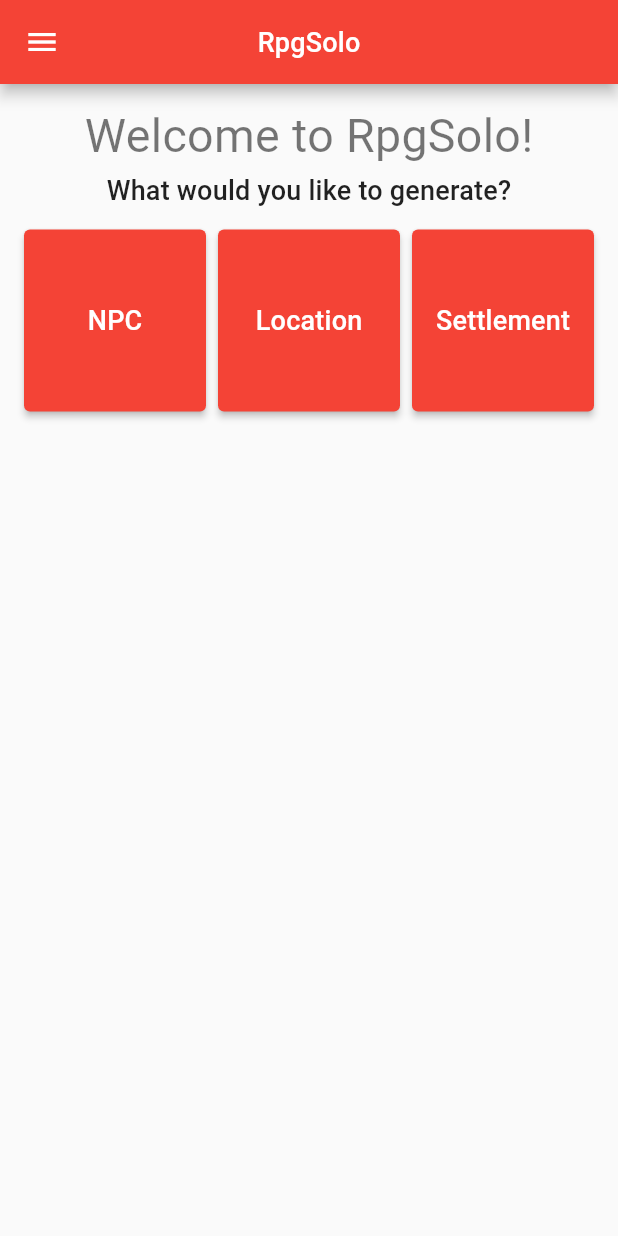
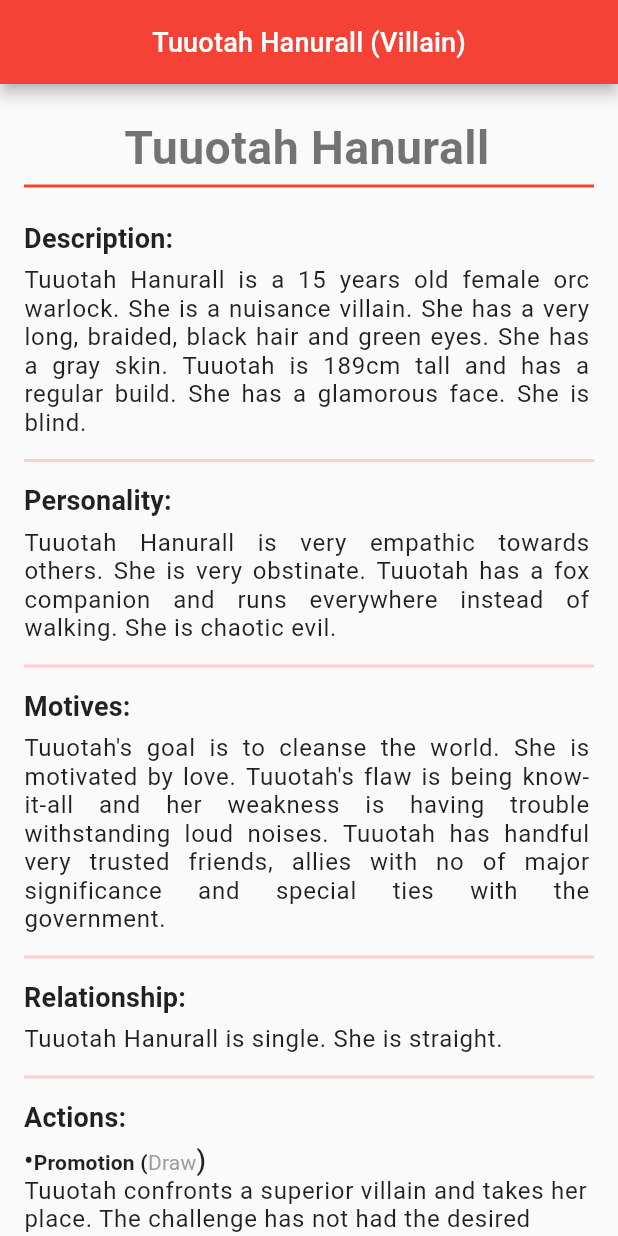
Before and after one commit to ItayElf/RpgSolo, a Flutter app: the screen it shows after launch, on a phone screen of 412 x 824 dp. Run offline on Flutter 3.47's test engine with Material 2 defaults, Android fonts, the phone set to English and light mode, and no system bars; our stand-ins replace google_fonts; Roboto replaces fonts that are missing (Metamorphous).

Commit message:
villain view

```diff
--- a/lib/classes/villains/villain.dart
+++ b/lib/classes/villains/villain.dart
@@ -68,6 +68,10 @@ class Villain {
       actions: actions ?? this.actions,
     );
   }
+
+  String get pronoun => isMale ? "he" : "she";
+  String get relPronoun => isMale ? "his" : "her";
+  String get firstName => name.split(" ")[0];
 
   Map<String, dynamic> toMap() {
     return <String, dynamic>{
--- a/lib/data/npcs/personality_data.dart
+++ b/lib/data/npcs/personality_data.dart
@@ -226,7 +226,6 @@ const quirks = [
   'goes out at night secretly looking for weapons.',
   'owns a box full of dead animals.',
   'sets up local dance clubs.',
-  'goes to church to pick up sexual partners.',
   'lies poorly on purpose.',
   'collects cute rocks.',
   'collects sea shells.',
--- a/lib/generator/npcs/name_generator.dart
+++ b/lib/generator/npcs/name_generator.dart
@@ -23,7 +23,9 @@ class NameGenerator {
       Race.tiefling: _generateTieflingName,
     };
     String name = (map[r] ?? () => "")(isMale, rand).toLowerCase();
-    while (name.split(" ")[0].length > 7 || name.split(" ")[1].length > 7) {
+    int count = 0;
+    while ((name.split(" ")[0].length > 7 || name.split(" ")[1].length > 7) &&
+        count++ < 5) {
       name = (map[r] ?? () => "")(isMale, rand).toLowerCase();
     }
     return name;
--- a/lib/generator/npcs/villain_generator.dart
+++ b/lib/generator/villains/villain_generator.dart
@@ -32,7 +32,7 @@ class VillainGenerator {
     Physical physical = VillainPhysicalGenerator.generate(race, isMale, rand);
     Personality personality =
         VillainPersonalityGenerator.generate(race, random);
-    VillainMotives motives = VillainMotivesGenerator.generate(random);
+    VillainMotives motives = VillainMotivesGenerator.generate(isMale, random);
     List<VillainAction> actions = List.generate(villainActions[power] ?? 0,
         (index) => VillainActionGenerator.generate(name, isMale, rand));
     Villain villain = Villain(
--- a/lib/generator/villains/villain_motives_generaotr.dart
+++ b/lib/generator/villains/villain_motives_generaotr.dart
@@ -4,11 +4,15 @@ import 'package:rpgsolo/classes/villains/villain_motives.dart';
 import 'package:rpgsolo/data/villains/villain_motives_data.dart';
 
 class VillainMotivesGenerator {
-  static VillainMotives generate([Random? random]) {
+  static VillainMotives generate(bool isMale, [Random? random]) {
     Random rand = random ?? Random();
-    String goal = villainGoals[rand.nextInt(villainGoals.length)].toLowerCase();
+    String goal = villainGoals[rand.nextInt(villainGoals.length)]
+        .replaceAll("REL", isMale ? "his" : "her")
+        .toLowerCase();
     String motivation =
-        villainMotivation[rand.nextInt(villainMotivation.length)].toLowerCase();
+        villainMotivation[rand.nextInt(villainMotivation.length)]
+            .replaceAll("REL", isMale ? "his" : "her")
+            .toLowerCase();
     String flaw = villainFlaws[rand.nextInt(villainFlaws.length)].toLowerCase();
     String weakness =
         villainWeaknesses[rand.nextInt(villainWeaknesses.length)].toLowerCase();
--- a/lib/generator/villains/villain_personality_generator.dart
+++ b/lib/generator/villains/villain_personality_generator.dart
@@ -13,9 +13,6 @@ class VillainPersonalityGenerator {
     Random rand = random ?? Random();
     if (race.isNormalRace) {
       personality = PersonalityGenerator.generate(race.asRace);
-      personality = personality.copyWith(
-          alignment: personality.alignment
-              .replaceAll("Good", rand.nextBool() ? "Natural" : "Evil"));
     } else {
       String alignment = _generateAlignment(race, rand);
       String trait1 = _generateTrait(race, rand);
@@ -29,7 +26,8 @@ class VillainPersonalityGenerator {
         quirk2 = _generateQuirk(race, rand);
       }
       personality = Personality(
-          alignment: alignment,
+          alignment: alignment.replaceAll(
+              "Good", rand.nextBool() ? "Natural" : "Evil"),
           trait1: trait1,
           trait2: trait2,
           quirk1: quirk1,
--- a/lib/main.dart
+++ b/lib/main.dart
@@ -1,6 +1,8 @@
 import 'package:flutter/material.dart';
 import 'package:google_fonts/google_fonts.dart';
+import 'package:rpgsolo/generator/villains/villain_generator.dart';
 import 'package:rpgsolo/pages/home.dart';
+import 'package:rpgsolo/pages/views/villain_view.dart';
 
 void main() {
   runApp(const MyApp());
@@ -44,7 +46,9 @@ class MyApp extends StatelessWidget {
         ),
         primarySwatch: Colors.red,
       ),
-      home: const Home(),
+      home: VillainView(
+        villain: VillainGenerator.generate(),
+      ),
     );
   }
 }
--- a/lib/pages/views/npc_view.dart
+++ b/lib/pages/views/npc_view.dart
@@ -11,7 +11,10 @@ class NpcView extends StatelessWidget {
   Widget build(BuildContext context) {
     return Scaffold(
       appBar: AppBar(
-        title: Text("${npc.name.toTitleCase()} (NPC)"),
+        title: FittedBox(
+          fit: BoxFit.fitWidth,
+          child: Text("${npc.name.toTitleCase()} (NPC)"),
+        ),
         centerTitle: true,
       ),
       body: SingleChildScrollView(
--- /dev/null
+++ b/lib/pages/views/villain_view.dart
@@ -0,0 +1,247 @@
+import 'package:flutter/material.dart';
+import 'package:rpgsolo/classes/villains/villain.dart';
+import 'package:rpgsolo/classes/villains/villain_action.dart';
+import 'package:rpgsolo/utils/extensions.dart';
+
+class VillainView extends StatelessWidget {
+  const VillainView({super.key, required this.villain});
+
+  final Villain villain;
+
+  Color getActionColor(int i) {
+    ActionResult action = villain.actions[i].result;
+    if (action == ActionResult.victory) {
+      return Colors.green;
+    } else if (action == ActionResult.defeat) {
+      return Colors.red;
+    }
+    return Colors.grey;
+  }
+
+  @override
+  Widget build(BuildContext context) {
+    return Scaffold(
+      appBar: AppBar(
+        title: FittedBox(
+          fit: BoxFit.fitWidth,
+          child: Text("${villain.name.toTitleCase()} (Villain)"),
+        ),
+        centerTitle: true,
+      ),
+      body: SingleChildScrollView(
+          child: Padding(
+        padding: const EdgeInsets.only(left: 16, top: 8, right: 16),
+        child: Column(
+          crossAxisAlignment: CrossAxisAlignment.start,
+          children: [
+            const SizedBox(
+              height: 16,
+            ),
+            Center(
+              child: FittedBox(
+                fit: BoxFit.fitWidth,
+                child: SelectableText(
+                  villain.name.toTitleCase(),
+                  textAlign: TextAlign.center,
+                  style: Theme.of(context)
+                      .textTheme
+                      .headline4
+                      ?.copyWith(fontWeight: FontWeight.bold),
+                ),
+              ),
+            ),
+            Divider(
+              color: Theme.of(context).primaryColor,
+              thickness: 2,
+            ),
+            const SizedBox(
+              height: 16,
+            ),
+            Text(
+              "Description:",
+              style: Theme.of(context)
+                  .textTheme
+                  .headline6
+                  ?.copyWith(fontWeight: FontWeight.bold),
+            ),
+            const SizedBox(
+              height: 8,
+            ),
+            SelectableText(
+              "${villain.name.toTitleCase()} is a ${villain.age} years old ${villain.isMale ? 'male' : 'female'} ${villain.race.printedName} ${villain.occupation}. "
+              "${villain.pronoun.toTitleCase()} is ${villain.power.printedName}. "
+              "${villain.pronoun.toTitleCase()} has a ${villain.physical.hair} and ${villain.physical.eyes}. "
+              "${villain.pronoun.toTitleCase()} has a ${villain.physical.skin}. "
+              "${villain.firstName.toTitleCase()} is ${villain.physical.height}cm tall and has a ${villain.physical.build}. "
+              "${villain.pronoun.toTitleCase()} has a ${villain.physical.face}. "
+              "${villain.pronoun.toTitleCase()} ${villain.physical.special}${villain.physical.special2 != null ? ' and ${villain.physical.special2}' : ''}.",
+              style: Theme.of(context).textTheme.bodyText1,
+              textAlign: TextAlign.justify,
+            ),
+            const SizedBox(
+              height: 8,
+            ),
+            Divider(
+              color: Theme.of(context).primaryColorLight,
+              thickness: 2,
+            ),
+            const SizedBox(
+              height: 8,
+            ),
+            Text(
+              "Personality:",
+              style: Theme.of(context)
+                  .textTheme
+                  .headline6
+                  ?.copyWith(fontWeight: FontWeight.bold),
+            ),
+            const SizedBox(
+              height: 8,
+            ),
+            SelectableText(
+              "${villain.name.toTitleCase()} ${villain.personality.trait1} ${villain.pronoun.toTitleCase()} ${villain.personality.trait2} "
+              "${villain.firstName.toTitleCase()} ${villain.personality.quirk1.replaceAll(".", "")} and ${villain.personality.quirk2} "
+              "${villain.pronoun.toTitleCase()} is ${villain.personality.alignment.toLowerCase()}.",
+              style: Theme.of(context).textTheme.bodyText1,
+              textAlign: TextAlign.justify,
+            ),
+            const SizedBox(
+              height: 8,
+            ),
+            Divider(
+              color: Theme.of(context).primaryColorLight,
+              thickness: 2,
+            ),
+            const SizedBox(
+              height: 8,
+            ),
+            Text(
+              "Motives:",
+              style: Theme.of(context)
+                  .textTheme
+                  .headline6
+                  ?.copyWith(fontWeight: FontWeight.bold),
+            ),
+            const SizedBox(
+              height: 8,
+            ),
+            SelectableText(
+              "${villain.firstName.toTitleCase()}'s goal is to ${villain.motives.goal}. ${villain.pronoun.toTitleCase()} is motivated by ${villain.motives.motivation}. "
+              "${villain.firstName.toTitleCase()}'s flaw is being ${villain.motives.flaw} and ${villain.relPronoun} weakness is ${villain.motives.weakness}. "
+              "${villain.firstName.toTitleCase()} has ${villain.motives.friends} friends, allies ${villain.motives.allies} and special ties with ${villain.motives.special}.",
+              style: Theme.of(context).textTheme.bodyText1,
+              textAlign: TextAlign.justify,
+            ),
+            const SizedBox(
+              height: 8,
+            ),
+            Divider(
+              color: Theme.of(context).primaryColorLight,
+              thickness: 2,
+            ),
+            const SizedBox(
+              height: 8,
+            ),
+            Text(
+              "Relationship:",
+              style: Theme.of(context)
+                  .textTheme
+                  .headline6
+                  ?.copyWith(fontWeight: FontWeight.bold),
+            ),
+            const SizedBox(
+              height: 8,
+            ),
+            SelectableText(
+              "${villain.name.toTitleCase()} is ${villain.relationshipStatus}. ${villain.pronoun.toTitleCase()} is ${villain.orientation}.",
+              style: Theme.of(context).textTheme.bodyText1,
+            ),
+            const SizedBox(
+              height: 8,
+            ),
+            Divider(
+              color: Theme.of(context).primaryColorLight,
+              thickness: 2,
+            ),
+            const SizedBox(
+              height: 8,
+            ),
+            Text(
+              "Actions:",
+              style: Theme.of(context)
+                  .textTheme
+                  .headline6
+                  ?.copyWith(fontWeight: FontWeight.bold),
+            ),
+            const SizedBox(
+              height: 8,
+            ),
+            ListView.separated(
+              physics: const NeverScrollableScrollPhysics(),
+              shrinkWrap: true,
+              itemCount: villain.actions.length,
+              itemBuilder: (context, i) =>
+                  ActionDataTile(action: villain.actions[i]),
+              separatorBuilder: (context, i) => const SizedBox(
+                height: 8,
+              ),
+            ),
+            const SizedBox(
+              height: 16,
+            ),
+          ],
+        ),
+      )),
+    );
+  }
+}
+
+class ActionDataTile extends StatelessWidget {
+  const ActionDataTile({super.key, required this.action});
+
+  final VillainAction action;
+
+  Color getActionColor() {
+    ActionResult res = action.result;
+    if (res == ActionResult.victory) {
+      return Colors.green;
+    } else if (res == ActionResult.defeat) {
+      return Colors.red;
+    }
+    return Colors.grey;
+  }
+
+  @override
+  Widget build(BuildContext context) {
+    return Column(
+      crossAxisAlignment: CrossAxisAlignment.start,
+      children: [
+        SelectableText.rich(
+          TextSpan(
+            text: "\u2022",
+            style: Theme.of(context).textTheme.headline6,
+            children: [
+              TextSpan(
+                  text: "${action.type.toTitleCase()} (",
+                  style: Theme.of(context)
+                      .textTheme
+                      .subtitle1
+                      ?.copyWith(fontWeight: FontWeight.bold)),
+              TextSpan(
+                  text: action.result.name.toTitleCase(),
+                  style: Theme.of(context)
+                      .textTheme
+                      .subtitle1
+                      ?.copyWith(color: getActionColor())),
+              const TextSpan(text: ")")
+            ],
+          ),
+        ),
+        SelectableText(
+          "${action.actionDescription} ${action.resultDescription}",
+          style: Theme.of(context).textTheme.bodyText1,
+        )
+      ],
+    );
+  }
+}
--- a/lib/utils/extensions.dart
+++ b/lib/utils/extensions.dart
@@ -79,6 +79,16 @@ extension VillainPowerExtension on VillainPower {
   Map<String, dynamic> toMap() {
     return <String, dynamic>{'name': name};
   }
+
+  String get printedName =>
+      {
+        "nuisance": "a nuisance villain",
+        "local": "a local villain",
+        "regional": "a regional villain",
+        "national": "a national villain",
+        "archvillain": "an archvillain"
+      }[name] ??
+      name;
 }
 
 class SlideRoute extends MaterialPageRoute {
```
Also changed, not shown: lib/data/villains/villain_motives_data.dart (+120 -127 lines).
